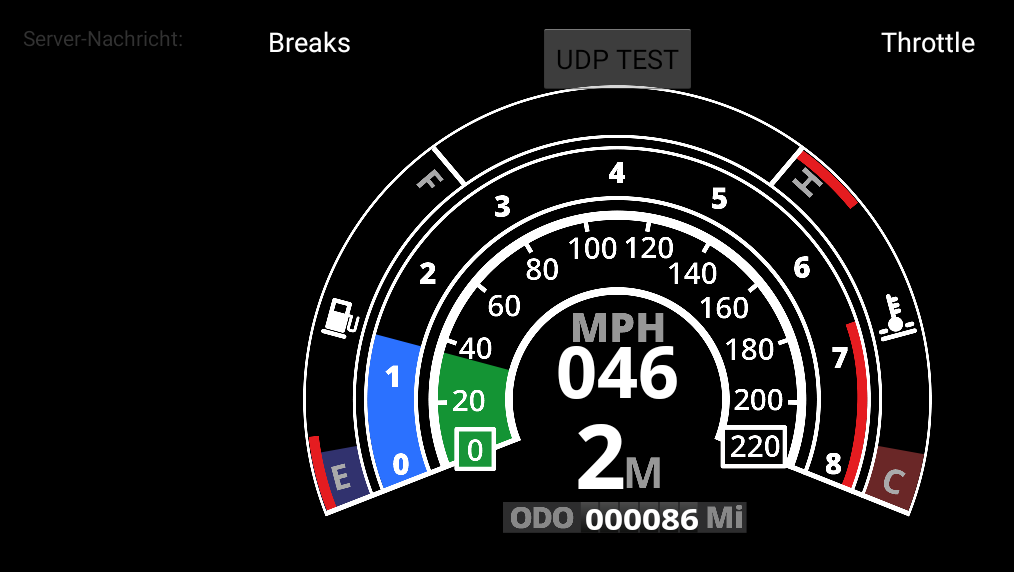
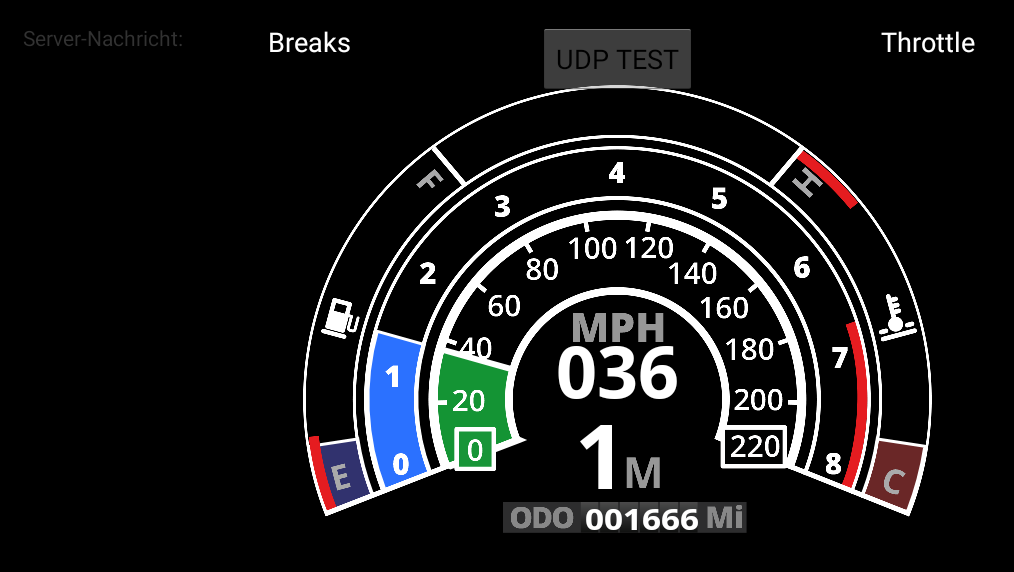
Before and after one commit to BeamNG/remotecontrol, an Android app: the screen it shows after launch (MainActivity), on a phone screen of 824 x 412 dp (held sideways). Shown: the top 572 px of the screen, without its empty margins (0-1014 px from the left). Run offline under Robolectric (Android 15) with nearby library versions, the phone set to English and light mode, and no system bars.

Commit message:
added white indicatorbars, improved testmethod and orientation change

```diff
--- a/Android/Udpsteering/app/src/main/java/com/beamng/udpsteering/MainActivity.java
+++ b/Android/Udpsteering/app/src/main/java/com/beamng/udpsteering/MainActivity.java
@@ -24,6 +24,8 @@ import android.widget.ProgressBar;
 import android.widget.RelativeLayout;
 import android.widget.TextView;
 import android.widget.Toast;
+
+import org.w3c.dom.Text;
 
 import java.io.IOException;
 import java.net.DatagramPacket;
@@ -84,7 +86,7 @@ public class MainActivity extends Activity implements SensorEventListener, OnUdp
     private ProgressBar pbHeat;
     private TextView textSpeed;
     private TextView textGear;
-    private TextView testOdo;
+    private TextView textOdo;
 
     // magnetic field vector
     private float[] magnet = new float[3];
@@ -140,6 +142,9 @@ public class MainActivity extends Activity implements SensorEventListener, OnUdp
         pbRspeed = (ProgressBar) findViewById(R.id.progressBar2);
         pbFuel = (ProgressBar) findViewById(R.id.progressBar3);
         pbHeat = (ProgressBar) findViewById(R.id.progressBar4);
+        textSpeed = (TextView) findViewById(R.id.Textspeed);
+        textGear = (TextView) findViewById(R.id.Textgear);
+        textOdo = (TextView) findViewById(R.id.Textodo);
 
         udptest = (Button) findViewById(R.id.button);
         serverMessage = (TextView) findViewById(R.id.tv_servmess);
@@ -325,10 +330,10 @@ public class MainActivity extends Activity implements SensorEventListener, OnUdp
 
         //angle damped via the average of the last 5 sensordata entries
 
-        if (accMagOrientation[2] > 1.0 && orientationhandler !=-1){
+        if (accMagOrientation[2] > 1.3 && orientationhandler !=-1){
             orientationhandler = -1;
             Log.e("CHANGE","SENSORS to -1");
-        }else if(accMagOrientation[2] < -1.0 && orientationhandler !=1){
+        }else if(accMagOrientation[2] < -1.3 && orientationhandler !=1){
             orientationhandler = 1;
             Log.e("CHANGE","SENSORS to 1");
         }
@@ -394,10 +399,10 @@ public class MainActivity extends Activity implements SensorEventListener, OnUdp
     public void testmethod() {
 
         if (x>1) {
-        int from = 62 / x;
-        int to = 62 / (x-1);
-        int from1 = 21 / x;
-        int to1 = 21 / (x-1);
+        int from = 616 / x;
+        int to = 616 / (x-1);
+        int from1 = 209 / x;
+        int to1 = 209 / (x-1);
 
             ObjectAnimator an;
             an = ObjectAnimator.ofInt(pbSpeed, "progress",from,to);
@@ -422,6 +427,15 @@ public class MainActivity extends Activity implements SensorEventListener, OnUdp
             an4.setDuration(200);
             an4.setInterpolator(new LinearInterpolator());
             an4.start();
+
+            String speedvar = String.format("%03d", 220 /(x-1));
+            textSpeed.setText(speedvar);
+
+            String gearvar = (5 / (x-1))+1+"";
+            String odovar = String.format("%06d",10000/(x-1));
+            textGear.setText(gearvar);
+            textOdo.setText(odovar);
+
 
             x = x -1;
         }
--- a/Android/Udpsteering/app/src/main/res/drawable/circular_progress_bar.xml
+++ b/Android/Udpsteering/app/src/main/res/drawable/circular_progress_bar.xml
@@ -1,11 +1,13 @@
 <?xml version="1.0" encoding="utf-8"?>
 <layer-list xmlns:android="http://schemas.android.com/apk/res/android" >
-    <item android:id="@android:id/progress">
+    <item android:id="@android:id/progress" >
         <shape
             android:innerRadiusRatio="2.9"
             android:shape="ring"
-            android:thicknessRatio="4.7">
+            android:thicknessRatio="4.3">
             <solid android:color="@color/green"/>
+            <stroke android:width="4dp"
+                android:color="@color/white"></stroke>
         </shape>
     </item>
 
--- a/Android/Udpsteering/app/src/main/res/drawable/circular_progress_bar2.xml
+++ b/Android/Udpsteering/app/src/main/res/drawable/circular_progress_bar2.xml
@@ -4,8 +4,10 @@
         <shape
             android:innerRadiusRatio="2.9"
             android:shape="ring"
-            android:thicknessRatio="12.0">
+            android:thicknessRatio="11.9">
             <solid android:color="@color/lightblue"/>
+            <stroke android:width="2dp"
+                android:color="@color/white"></stroke>
         </shape>
     </item>
 
--- a/Android/Udpsteering/app/src/main/res/drawable/circular_progress_bar3.xml
+++ b/Android/Udpsteering/app/src/main/res/drawable/circular_progress_bar3.xml
@@ -4,8 +4,10 @@
         <shape
             android:innerRadiusRatio="2.9"
             android:shape="ring"
-            android:thicknessRatio="16.0">
+            android:thicknessRatio="15.8">
             <solid android:color="@color/darkblue"/>
+            <stroke android:width="2dp"
+                android:color="@color/white"></stroke>
         </shape>
     </item>
 </layer-list>
--- a/Android/Udpsteering/app/src/main/res/drawable/circular_progress_bar4.xml
+++ b/Android/Udpsteering/app/src/main/res/drawable/circular_progress_bar4.xml
@@ -4,8 +4,10 @@
         <shape
             android:innerRadiusRatio="2.9"
             android:shape="ring"
-            android:thicknessRatio="16.0">
+            android:thicknessRatio="15.8">
             <solid android:color="@color/darkred"/>
+            <stroke android:width="2dp"
+                android:color="@color/white"></stroke>
         </shape>
     </item>
 </layer-list>
--- a/Android/Udpsteering/app/src/main/res/drawable/circular_progress_bar_15.xml
+++ b/Android/Udpsteering/app/src/main/res/drawable/circular_progress_bar_15.xml
@@ -6,6 +6,8 @@
             android:shape="ring"
             android:thicknessRatio="4.5">
             <solid android:color="@color/green"/>
+            <stroke android:width="5dp"
+                android:color="@color/white"></stroke>
         </shape>
     </item>
 
--- a/Android/Udpsteering/app/src/main/res/drawable/circular_progress_bar_215.xml
+++ b/Android/Udpsteering/app/src/main/res/drawable/circular_progress_bar_215.xml
@@ -2,10 +2,12 @@
 <layer-list xmlns:android="http://schemas.android.com/apk/res/android" >
     <item android:id="@android:id/progress">
         <shape
-            android:innerRadiusRatio="2.6"
+            android:innerRadiusRatio="2.58"
             android:shape="ring"
-            android:thicknessRatio="10.0">
+            android:thicknessRatio="10.1">
             <solid android:color="@color/lightblue"/>
+            <stroke android:width="3dp"
+                android:color="@color/white"></stroke>
         </shape>
     </item>
 
--- a/Android/Udpsteering/app/src/main/res/drawable/circular_progress_bar_315.xml
+++ b/Android/Udpsteering/app/src/main/res/drawable/circular_progress_bar_315.xml
@@ -2,10 +2,12 @@
 <layer-list xmlns:android="http://schemas.android.com/apk/res/android" >
     <item android:id="@android:id/progress">
         <shape
-            android:innerRadiusRatio="2.5"
+            android:innerRadiusRatio="2.472"
             android:shape="ring"
-            android:thicknessRatio="13.0">
+            android:thicknessRatio="13.08">
             <solid android:color="@color/darkblue"/>
+            <stroke android:width="3dp"
+                android:color="@color/white"></stroke>
         </shape>
     </item>
 </layer-list>
--- a/Android/Udpsteering/app/src/main/res/drawable/circular_progress_bar_415.xml
+++ b/Android/Udpsteering/app/src/main/res/drawable/circular_progress_bar_415.xml
@@ -2,10 +2,12 @@
 <layer-list xmlns:android="http://schemas.android.com/apk/res/android" >
     <item android:id="@android:id/progress">
         <shape
-            android:innerRadiusRatio="2.5"
+            android:innerRadiusRatio="2.487"
             android:shape="ring"
-            android:thicknessRatio="13.0">
+            android:thicknessRatio="13">
             <solid android:color="@color/darkred"/>
+            <stroke android:width="3dp"
+                android:color="@color/white"></stroke>
         </shape>
     </item>
 </layer-list>
--- /dev/null
+++ b/Android/Udpsteering/app/src/main/res/drawable/rectangle.xml
@@ -0,0 +1,8 @@
+<?xml version="1.0" encoding="utf-8"?>
+<layer-list xmlns:android="http://schemas.android.com/apk/res/android" >
+    <item>
+        <shape android:shape="rectangle">
+            <solid android:color="@color/white" />
+        </shape>
+    </item>
+</layer-list>
--- a/Android/Udpsteering/app/src/main/res/layout-large/activity_main.xml
+++ b/Android/Udpsteering/app/src/main/res/layout-large/activity_main.xml
@@ -6,6 +6,39 @@
     android:layout_width="match_parent"
     android:background="#000000">
 
+
+    <LinearLayout
+        android:layout_width="match_parent"
+        android:layout_height="match_parent">
+
+        <Button
+            android:layout_width="0dp"
+            android:layout_height="match_parent"
+            android:layout_weight="50"
+            android:layout_centerHorizontal="true"
+            android:id="@+id/breakcontrol"
+            android:text="Breaks"
+            android:paddingTop="10dp"
+            android:textColor="@color/white"
+            android:gravity="top|center_horizontal"
+            android:background="@drawable/custombutton"
+            android:layout_margin="5dp"/>
+
+        <Button
+            android:layout_width="0dp"
+            android:layout_height="match_parent"
+            android:layout_weight="50"
+            android:layout_centerHorizontal="true"
+            android:id="@+id/throttlecontrol"
+            android:text="Throttle"
+            android:paddingTop="10dp"
+            android:layout_alignParentRight="true"
+            android:textColor="#FFFFFF"
+            android:gravity="top|center_horizontal"
+            android:background="@drawable/custombutton"
+            android:layout_margin="5dp"/>
+
+    </LinearLayout>
 
 <RelativeLayout
     android:layout_width="match_parent"
@@ -25,8 +58,8 @@
         android:layout_width="360dp"
         android:layout_height="600dp"
         android:indeterminate="false"
-        android:progress="62"
-        android:max="100"
+        android:progress="510"
+        android:max="1000"
         android:rotation="159"
         android:progressDrawable="@drawable/circular_progress_bar_15"
         android:padding="20dp"
@@ -41,8 +74,8 @@
             android:layout_width="520dp"
             android:layout_height="600dp"
             android:indeterminate="false"
-            android:progress="62"
-            android:max="100"
+            android:progress="600"
+            android:max="1000"
             android:rotation="159"
             android:progressDrawable="@drawable/circular_progress_bar_215"
             android:layout_marginTop="179dp"
@@ -55,8 +88,8 @@
         android:layout_width="655dp"
         android:layout_height="600dp"
         android:indeterminate="false"
-        android:progress="10"
-        android:max="100"
+        android:progress="209"
+        android:max="1000"
         android:rotation="159"
         android:progressDrawable="@drawable/circular_progress_bar_315"
         android:layout_marginTop="184dp"
@@ -69,8 +102,8 @@
         android:layout_width="660dp"
         android:layout_height="600dp"
         android:indeterminate="false"
-        android:progress="18"
-        android:max="100"
+        android:progress="209"
+        android:max="1000"
         android:rotation="201"
         android:progressDrawable="@drawable/circular_progress_bar_415"
         android:layout_marginTop="185dp"
--- a/Android/Udpsteering/app/src/main/res/layout-xlarge/activity_main.xml
+++ b/Android/Udpsteering/app/src/main/res/layout-xlarge/activity_main.xml
@@ -6,6 +6,38 @@
     android:layout_width="match_parent"
     android:background="#000000">
 
+    <LinearLayout
+        android:layout_width="match_parent"
+        android:layout_height="match_parent">
+
+        <Button
+            android:layout_width="0dp"
+            android:layout_height="match_parent"
+            android:layout_weight="50"
+            android:layout_centerHorizontal="true"
+            android:id="@+id/breakcontrol"
+            android:text="Breaks"
+            android:paddingTop="10dp"
+            android:textColor="@color/white"
+            android:gravity="top|center_horizontal"
+            android:background="@drawable/custombutton"
+            android:layout_margin="5dp"/>
+
+        <Button
+            android:layout_width="0dp"
+            android:layout_height="match_parent"
+            android:layout_weight="50"
+            android:layout_centerHorizontal="true"
+            android:id="@+id/throttlecontrol"
+            android:text="Throttle"
+            android:paddingTop="10dp"
+            android:layout_alignParentRight="true"
+            android:textColor="#FFFFFF"
+            android:gravity="top|center_horizontal"
+            android:background="@drawable/custombutton"
+            android:layout_margin="5dp"/>
+
+    </LinearLayout>
 
     <RelativeLayout
         android:layout_width="match_parent"
@@ -25,8 +57,8 @@
             android:layout_width="365dp"
             android:layout_height="600dp"
             android:indeterminate="false"
-            android:progress="62"
-            android:max="100"
+            android:progress="616"
+            android:max="1000"
             android:rotation="159"
             android:progressDrawable="@drawable/circular_progress_bar_15"
             android:padding="20dp"
@@ -41,8 +73,8 @@
             android:layout_width="520dp"
             android:layout_height="600dp"
             android:indeterminate="false"
-            android:progress="62"
-            android:max="100"
+            android:progress="616"
+            android:max="1000"
             android:rotation="159"
             android:progressDrawable="@drawable/circular_progress_bar_215"
             android:layout_marginTop="179dp"
@@ -56,8 +88,8 @@
             android:layout_width="660dp"
             android:layout_height="600dp"
             android:indeterminate="false"
-            android:progress="10"
-            android:max="100"
+            android:progress="209"
+            android:max="1000"
             android:rotation="159"
             android:progressDrawable="@drawable/circular_progress_bar_315"
             android:layout_marginTop="185dp"
@@ -70,8 +102,8 @@
             android:layout_width="660dp"
             android:layout_height="600dp"
             android:indeterminate="false"
-            android:progress="18"
-            android:max="100"
+            android:progress="209"
+            android:max="1000"
             android:rotation="201"
             android:progressDrawable="@drawable/circular_progress_bar_415"
             android:layout_marginTop="185dp"
--- a/Android/Udpsteering/app/src/main/res/layout/activity_main.xml
+++ b/Android/Udpsteering/app/src/main/res/layout/activity_main.xml
@@ -59,13 +59,14 @@
         android:layout_width="255dp"
         android:layout_height="325dp"
         android:indeterminate="false"
-        android:progress="30"
-        android:max="100"
+        android:progress="615"
+        android:max="1000"
         android:rotation="159"
         android:progressDrawable="@drawable/circular_progress_bar"
         android:padding="20dp"
         android:layout_centerHorizontal="true"
         android:layout_marginTop="120dp"
+        android:scrollbarThumbHorizontal="@drawable/rectangle"
         />
 
 
@@ -75,8 +76,8 @@
             android:layout_width="390dp"
             android:layout_height="325dp"
             android:indeterminate="false"
-            android:progress="10"
-            android:max="100"
+            android:progress="616"
+            android:max="1000"
             android:rotation="159"
             android:progressDrawable="@drawable/circular_progress_bar2"
             android:layout_marginTop="120dp"
@@ -89,8 +90,8 @@
         android:layout_width="510dp"
         android:layout_height="325dp"
         android:indeterminate="false"
-        android:progress="21"
-        android:max="100"
+        android:progress="210"
+        android:max="1000"
         android:rotation="159"
         android:progressDrawable="@drawable/circular_progress_bar3"
         android:layout_marginTop="120dp"
@@ -103,8 +104,8 @@
         android:layout_width="510dp"
         android:layout_height="325dp"
         android:indeterminate="false"
-        android:progress="18"
-        android:max="100"
+        android:progress="209"
+        android:max="1000"
         android:rotation="201"
         android:progressDrawable="@drawable/circular_progress_bar4"
         android:layout_marginTop="120dp"
--- a/Android/Udpsteering/build.gradle
+++ b/Android/Udpsteering/build.gradle
@@ -5,7 +5,7 @@ buildscript {
         jcenter()
     }
     dependencies {
-        classpath 'com.android.tools.build:gradle:0.12.2'
+        classpath 'com.android.tools.build:gradle:0.14.0'
 
         // NOTE: Do not place your application dependencies here; they belong
         // in the individual module build.gradle files
```
Also changed, not shown: Android/Udpsteering/gradle/wrapper/gradle-wrapper.properties, 1 other file.
